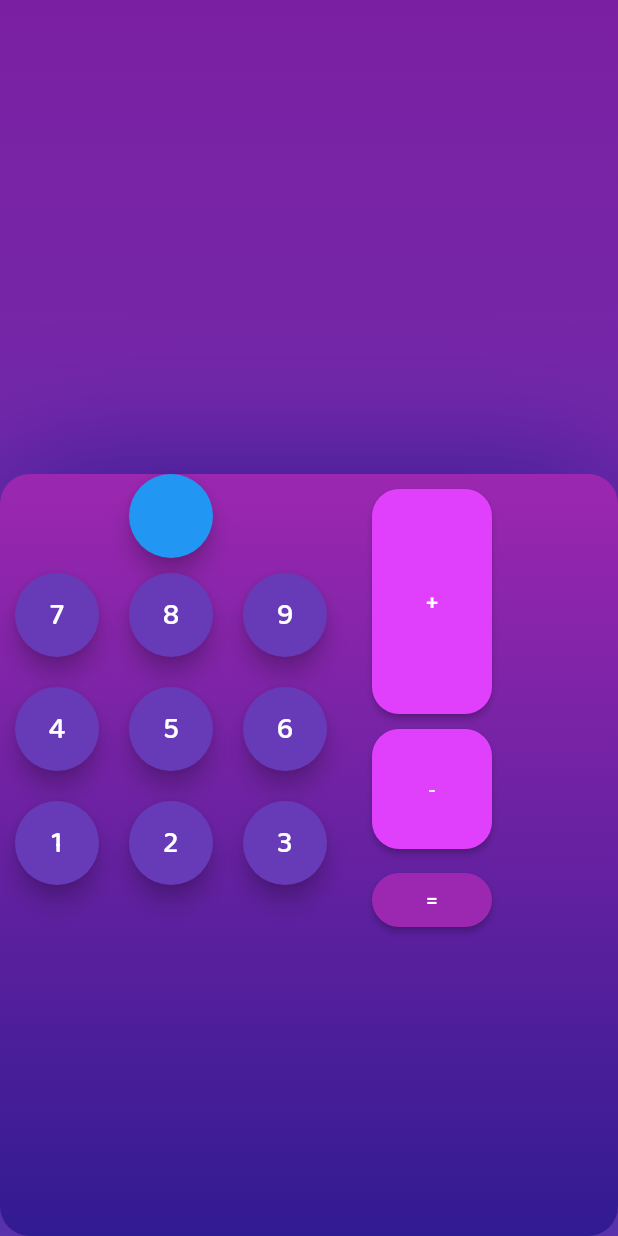
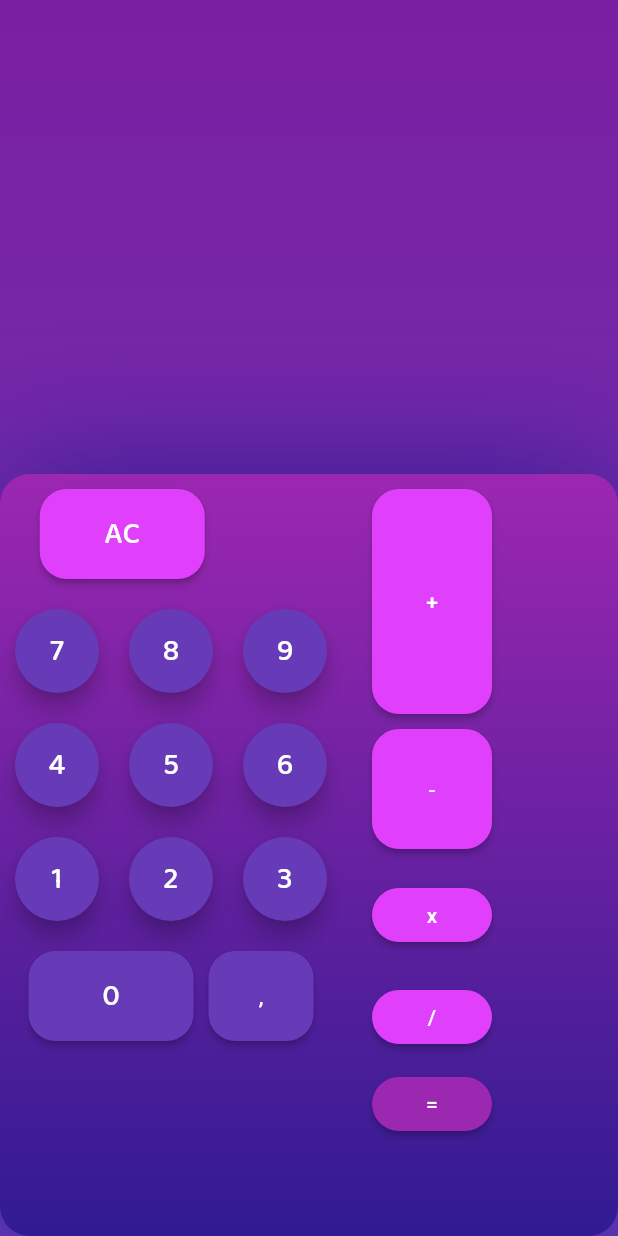
Before and after one commit to KenzoUMZ/flutter-calculator, a Flutter app: the screen it shows after launch, on a phone screen of 412 x 824 dp. Run offline on Flutter 3.47's test engine with Material 2 defaults, Android fonts, the phone set to English and light mode, and no system bars; our stand-ins replace google_fonts.

Commit message:
feat: All functions implemented

```diff
--- a/flutter_calculator/lib/view/home_screen.dart
+++ b/flutter_calculator/lib/view/home_screen.dart
@@ -16,7 +16,7 @@ class _HomeScreenState extends State<HomeScreen> {
   void _changeText(String t) {
     setState(() {
       _operation += t;
-      if (_operation.length == 5) {
+      if (_operation.length == 7) {
         _cleanDisplay();
       }
     });
@@ -49,14 +49,17 @@ class _HomeScreenState extends State<HomeScreen> {
           child: Column(
             children: [
               Container(
-                  padding:
-                      const EdgeInsets.only(bottom: 50, top: 20,),
+                  padding: const EdgeInsets.only(
+                    bottom: 50,
+                    top: 20,
+                  ),
                   child: Text(
                     _operation,
                     style: displayStyle,
-                  textAlign: TextAlign.right,)),
+                    textAlign: TextAlign.right,
+                  )),
               Container(
-                  padding: const EdgeInsets.only( bottom: 50),
+                  padding: const EdgeInsets.only(bottom: 50),
                   child: Text(
                     _result,
                     style: displayStyle,
@@ -89,8 +92,27 @@ class _HomeScreenState extends State<HomeScreen> {
                   end: Alignment.topCenter,
                   colors: <Color>[Colors.deepPurple.shade900, Colors.purple])),
           child: Row(children: [
-
-            Column(children: [FloatingActionButton(onPressed: ()=>{}),
+            Column(children: [
+              Container(
+                  padding:
+                      const EdgeInsets.only(top: 10, bottom: 10, right: 65),
+                  child: SizedBox(
+                      height: 60,
+                      width: 110,
+                      child: ElevatedButton(
+                        onPressed: () => {_cleanDisplay()},
+                        child: Text(
+                          'AC',
+                          style: keybStyle,
+                        ),
+                        style: ButtonStyle(
+                            backgroundColor:
+                                MaterialStateProperty.all(Colors.purpleAccent),
+                            shape: MaterialStateProperty.all<
+                                RoundedRectangleBorder>(RoundedRectangleBorder(
+                              borderRadius: BorderRadius.circular(18.0),
+                            ))),
+                      ))),
               Row(
                 children: [
                   Container(
@@ -201,10 +223,45 @@ class _HomeScreenState extends State<HomeScreen> {
                         ),
                       )),
                 ],
-              )
+              ),
+              Row(children:[Container(
+                  padding: const EdgeInsets.only(top: 10, right: 10),
+                  child: SizedBox(
+                      height: 60,
+                      width: 110,
+                      child: ElevatedButton(
+                        onPressed: () => {_cleanDisplay()},
+                        child: Text(
+                          '0',
+                          style: keybStyle,
+                        ),
+                        style: ButtonStyle(
+                            backgroundColor:
+                                MaterialStateProperty.all(buttonColor),
+                            shape: MaterialStateProperty.all<
+                                RoundedRectangleBorder>(RoundedRectangleBorder(
+                              borderRadius: BorderRadius.circular(18.0),
+                            ))),
+                      ))), Container(
+                        padding: const EdgeInsets.only(top: 10),
+                        child: SizedBox(
+                            height: 60,
+                            width: 70,
+                            child: ElevatedButton(
+                              onPressed: () => {_changeText('.')},
+                              child: Text(','),
+                              style: ButtonStyle(
+                                  backgroundColor: MaterialStateProperty.all(
+                                      buttonColor),
+                                  shape: MaterialStateProperty.all<
+                                          RoundedRectangleBorder>(
+                                      RoundedRectangleBorder(
+                                    borderRadius: BorderRadius.circular(18.0),
+                                  ))),
+                            )))])
             ]),
             Container(
-                padding: const EdgeInsets.only(left: 20, top: 10),
+                padding: const EdgeInsets.only(left: 20, top: 10, right: 10),
                 child: Column(
                   children: [
                     SizedBox(
@@ -239,6 +296,38 @@ class _HomeScreenState extends State<HomeScreen> {
                                     borderRadius: BorderRadius.circular(18.0),
                                   ))),
                             ))),
+                    Container(
+                        padding: const EdgeInsets.symmetric(vertical: 10),
+                        child: SizedBox(
+                            width: 80,
+                            child: ElevatedButton(
+                              onPressed: () => {_changeText('x')},
+                              child: Text('x'),
+                              style: ButtonStyle(
+                                  backgroundColor: MaterialStateProperty.all(
+                                      Colors.purpleAccent),
+                                  shape: MaterialStateProperty.all<
+                                          RoundedRectangleBorder>(
+                                      RoundedRectangleBorder(
+                                    borderRadius: BorderRadius.circular(18.0),
+                                  ))),
+                            ))),
+                    Container(
+                        padding: const EdgeInsets.symmetric(vertical: 10),
+                        child: SizedBox(
+                            width: 80,
+                            child: ElevatedButton(
+                              onPressed: () => {_changeText('-')},
+                              child: Text('/'),
+                              style: ButtonStyle(
+                                  backgroundColor: MaterialStateProperty.all(
+                                      Colors.purpleAccent),
+                                  shape: MaterialStateProperty.all<
+                                          RoundedRectangleBorder>(
+                                      RoundedRectangleBorder(
+                                    borderRadius: BorderRadius.circular(18.0),
+                                  ))),
+                            ))),
                     SizedBox(
                         width: 80,
                         child: ElevatedButton(
```
